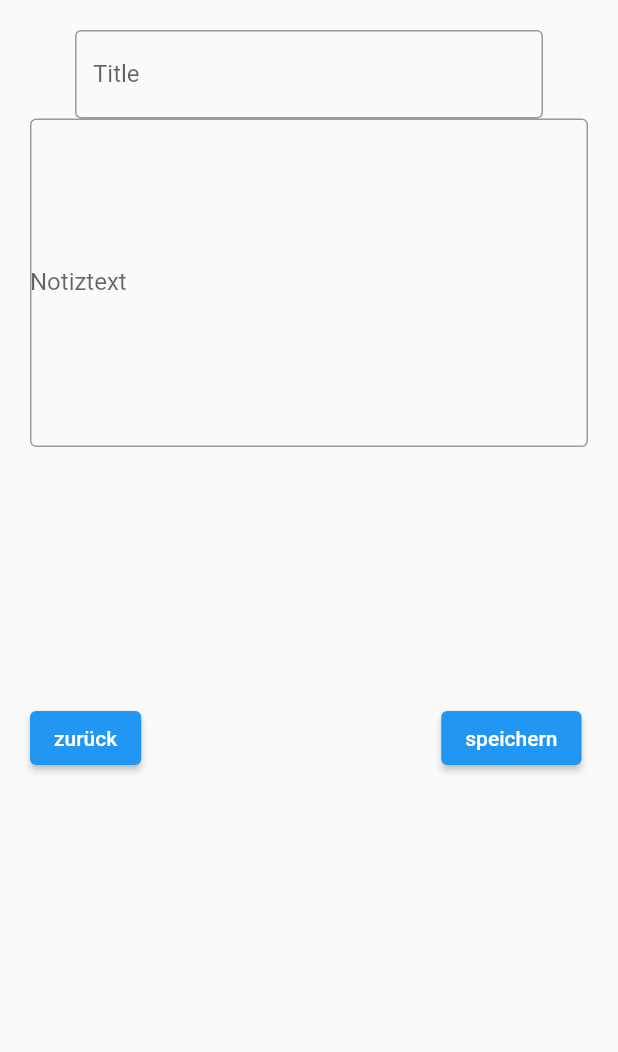
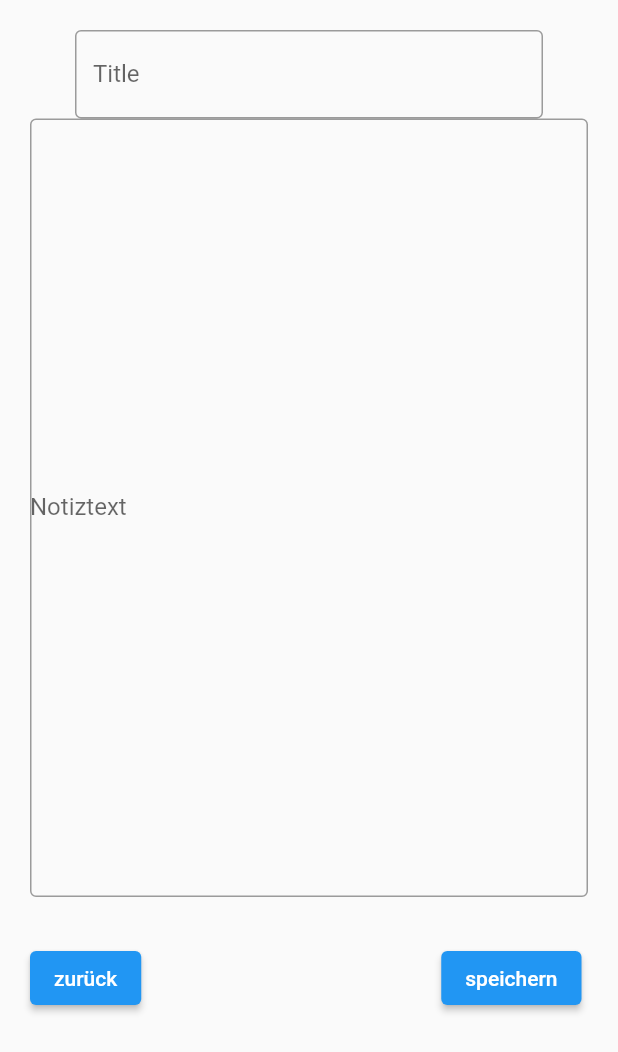
Before and after one commit to AaronLinder/notizapp, a Flutter app: the notiz screen opened by its route, on a phone screen of 412 x 824 dp. Shown: the top 1052 px of the screen. Run offline on Flutter 3.47's test engine with Material 2 defaults, Android fonts, the phone set to English and light mode, and no system bars.

Commit message:
Update notiz.dart

```diff
--- a/lib/notiz.dart
+++ b/lib/notiz.dart
@@ -23,12 +23,12 @@ class notiz extends StatelessWidget {
                   TextField(
                     keyboardType: TextInputType.multiline,
                     decoration: InputDecoration(
-                      contentPadding: const EdgeInsets.symmetric(vertical: 100),
+                      contentPadding: const EdgeInsets.symmetric(vertical: 250),
                       border: OutlineInputBorder(),
                       labelText: 'Notiztext',
                     )),
                 Padding(
-                  padding: EdgeInsets.only(top: 170),
+                  padding: EdgeInsets.only(top: 30),
                   child: Row(
                   children: [
                     ElevatedButton(
```
